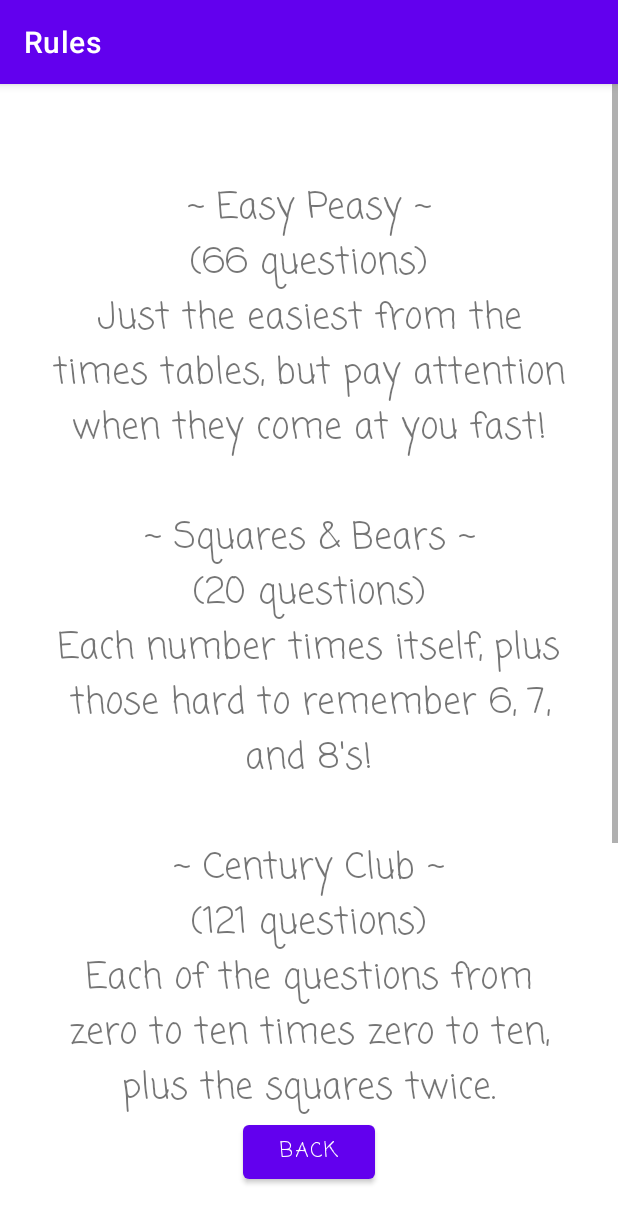
After one commit to twadeclark/TimesTheTimesTables, an Android app: the RulesActivity screen opened directly, with no data from a screen before it, on a phone screen of 412 x 824 dp. The commit adds this screen. Shown: the top 1223 px of the screen. Run offline under Robolectric (Android 15) with nearby library versions, the phone set to English and light mode, and no system bars.

Commit message:
Rules explaination and leaderboard stub.

```diff
--- a/app/src/main/AndroidManifest.xml
+++ b/app/src/main/AndroidManifest.xml
@@ -14,6 +14,12 @@
         android:theme="@style/Theme.TimesTheTimesTables"
         tools:targetApi="31">
         <activity
+            android:name=".LeaderboardActivity"
+            android:exported="false" />
+        <activity
+            android:name=".RulesActivity"
+            android:exported="false" />
+        <activity
             android:name=".GameActivity"
             android:exported="false" />
         <activity
--- /dev/null
+++ b/app/src/main/java/com/example/timesthetimestables/RulesActivity.java
@@ -0,0 +1,47 @@
+package com.example.timesthetimestables;
+
+import androidx.appcompat.app.AppCompatActivity;
+
+import android.os.Bundle;
+import android.widget.Button;
+import android.widget.TextView;
+
+public class RulesActivity extends AppCompatActivity {
+
+    private TextView rulesTextView;
+    private Button backButton;
+
+    @Override
+    protected void onCreate(Bundle savedInstanceState) {
+        super.onCreate(savedInstanceState);
+        setContentView(R.layout.activity_rules);
+
+        backButton = (Button) findViewById(R.id.backButton);
+        backButton.setOnClickListener(view -> finish());
+
+        getSupportActionBar().setTitle("Rules");
+
+        rulesTextView = (TextView) findViewById(R.id.rulesTextView);
+        rulesTextView.setText("~ Easy Peasy ~" +
+                "\n" +
+                "(66 questions)" +
+                "\n" +
+                "Just the easiest from the times tables, but pay attention when they come at you fast!" +
+                "\n\n" +
+                "~ Squares & Bears ~" +
+                "\n" +
+                "(20 questions)" +
+                "\n" +
+                "Each number times itself, plus those hard to remember 6, 7, and 8's!" +
+                "\n\n" +
+                "~ Century Club ~" +
+                "\n" +
+                "(121 questions)" +
+                "\n" +
+                "Each of the questions from zero to ten times zero to ten, plus the squares twice." +
+                "\n\n" +
+                "~ Ultimate High Score Challenge ~" +
+                "\n" +
+                "See how many you can get right in a row! No limit!");
+    }
+}
--- /dev/null
+++ b/app/src/main/res/layout/activity_rules.xml
@@ -0,0 +1,49 @@
+<?xml version="1.0" encoding="utf-8"?>
+<androidx.constraintlayout.widget.ConstraintLayout xmlns:android="http://schemas.android.com/apk/res/android"
+    xmlns:app="http://schemas.android.com/apk/res-auto"
+    xmlns:tools="http://schemas.android.com/tools"
+    android:layout_width="match_parent"
+    android:layout_height="match_parent"
+    tools:context=".RulesActivity">
+
+    <Button
+        android:id="@+id/backButton"
+        android:layout_width="wrap_content"
+        android:layout_height="wrap_content"
+        android:layout_marginStart="32dp"
+        android:layout_marginEnd="32dp"
+        android:layout_marginBottom="32dp"
+        android:fontFamily="casual"
+        android:text="Back"
+        app:layout_constraintBottom_toBottomOf="parent"
+        app:layout_constraintEnd_toEndOf="parent"
+        app:layout_constraintStart_toStartOf="parent" />
+
+    <ScrollView
+        android:layout_width="0dp"
+        android:layout_height="0dp"
+        app:layout_constraintBottom_toTopOf="@+id/backButton"
+        app:layout_constraintEnd_toEndOf="parent"
+        app:layout_constraintStart_toStartOf="parent"
+        app:layout_constraintTop_toTopOf="parent">
+
+        <LinearLayout
+            android:layout_width="match_parent"
+            android:layout_height="wrap_content"
+            android:orientation="vertical">
+
+            <TextView
+                android:id="@+id/rulesTextView"
+                android:layout_width="wrap_content"
+                android:layout_height="wrap_content"
+                android:layout_marginStart="32dp"
+                android:layout_marginTop="64dp"
+                android:layout_marginEnd="32dp"
+                android:layout_marginBottom="64dp"
+                android:fontFamily="casual"
+                android:text="Rules"
+                android:textAlignment="center"
+                android:textSize="24sp" />
+        </LinearLayout>
+    </ScrollView>
+</androidx.constraintlayout.widget.ConstraintLayout>
```
Also changed, not shown: app/src/main/java/com/example/timesthetimestables/GameActivity.java (+0 -14 lines), app/src/main/java/com/example/timesthetimestables/LeaderboardActivity.java (added, +14 -0 lines), app/src/main/java/com/example/timesthetimestables/MainActivity.java (+20 -0 lines), app/src/main/res/layout/activity_leaderboard.xml (added, +22 -0 lines), app/src/main/res/layout/activity_main.xml (+28 -0 lines).
